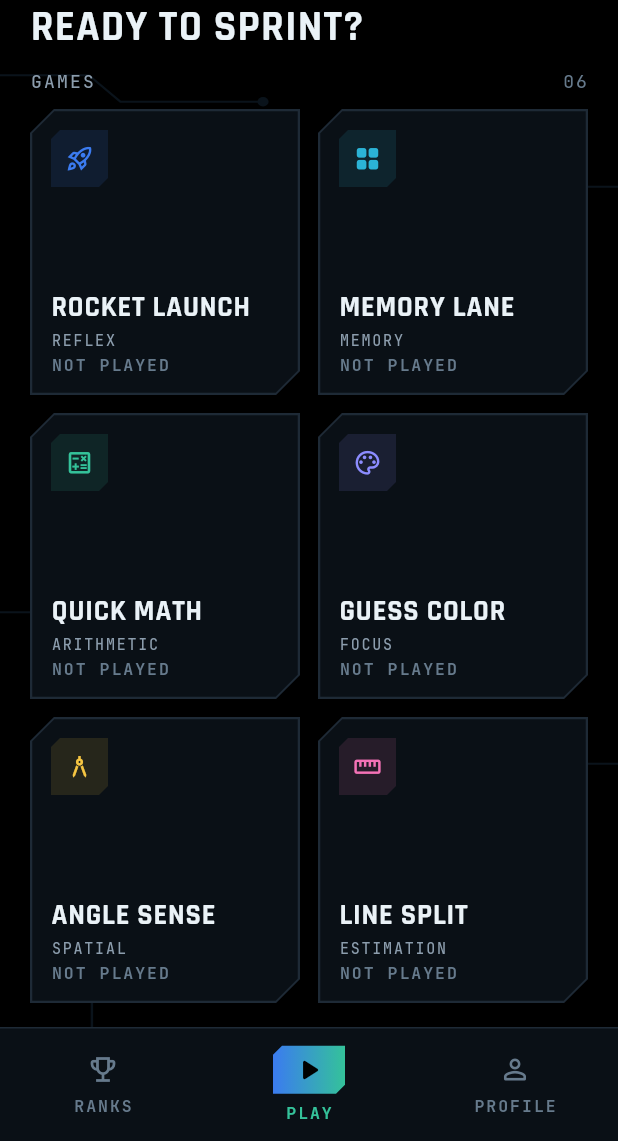
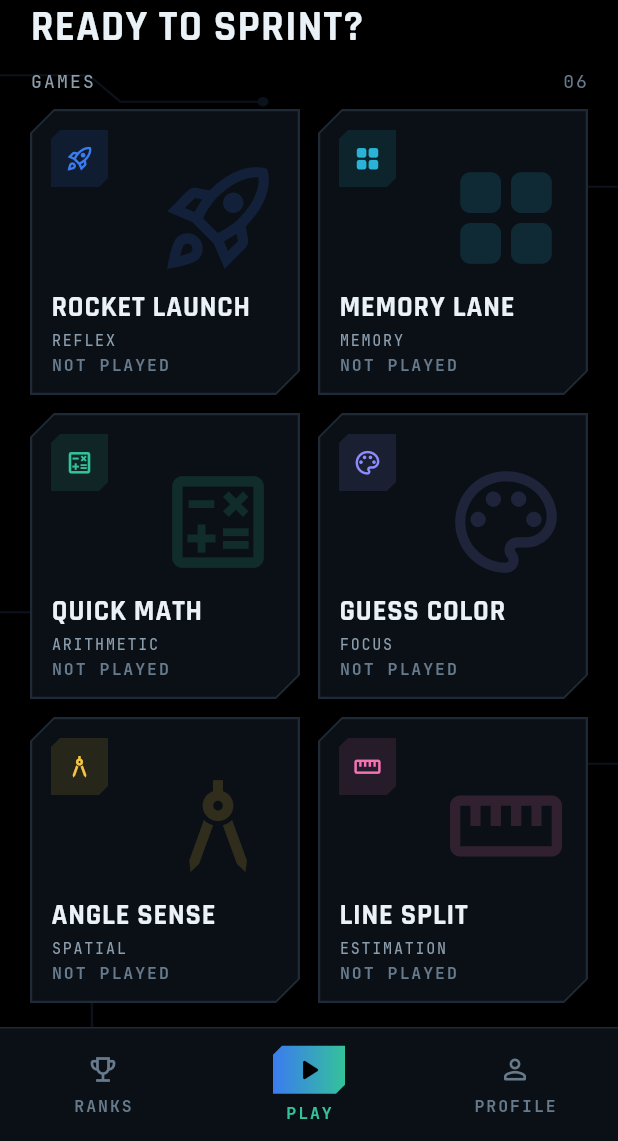
Before and after one commit to TRUPALIX9/logic-sprint, a Flutter app: the screen it shows after launch, on a phone screen of 412 x 824 dp, the part 95-1236 px from its top. Run offline on Flutter 3.47's test engine with Material 3 defaults, Android fonts, the phone set to English and light mode, and no system bars; our stand-ins replace clock, connectivity_plus, google_mobile_ads, just_audio, package_info_plus, share_plus and 2 more; missing offline and left inert: audio_session; accounts and stored records are empty; network calls fail.

Commit message:
Walkthrough fixes: fuller Home cards, Best 0 once played, next-run tip on Game Over, Sprint Score unlock hint
Co-Authored-By: Claude Opus 5.5 <noreply@anthropic.com>

```diff
--- a/lib/models/game.dart
+++ b/lib/models/game.dart
@@ -97,6 +97,16 @@ enum GameId {
       'Touch the line where the number falls: ½, then ⅓, ⅜, 0.43… Slide to adjust and let go to answer. Close enough keeps you going. You have 2 shields: each miss breaks one.',
   };
 
+  /// One short pointer for the next run, shown on the Game Over card.
+  String get tip => switch (this) {
+    rocketLaunch => 'Small moves: drag a little and keep to open space.',
+    memoryLane => 'Say the order to yourself as the tiles light up.',
+    quickMath => 'Accuracy beats speed: one wrong answer ends the run.',
+    guessColor => 'Check COLOR or TEXT at the top before every tap.',
+    angleSense => 'Picture 90° first, then judge the angle from it.',
+    lineSplit => 'Find the middle first, then split from there.',
+  };
+
   /// How a ramp game escalates; null for games with difficulty levels.
   String? get rampNote => switch (this) {
     rocketLaunch => 'Gets faster as you go',
--- a/lib/screens/home_tab.dart
+++ b/lib/screens/home_tab.dart
@@ -198,6 +198,9 @@ class _GameGridState extends State<_GameGrid> {
                                   Expanded(
                                     child: _GameCard(
                                       game: game,
+                                      played: Difficulty.values.any(
+                                        (d) => app.plays(game, d) > 0,
+                                      ),
                                       best: Difficulty.values
                                           .map((d) => app.best(game, d))
                                           .reduce(math.max),
@@ -374,10 +377,17 @@ class _JumpBackIn extends StatelessWidget {
 }
 
 class _GameCard extends StatelessWidget {
-  const _GameCard({required this.game, required this.best});
+  const _GameCard({
+    required this.game,
+    required this.best,
+    required this.played,
+  });
 
   final GameId game;
   final int best;
+
+  /// At least one run finished (a best of 0 still counts as played).
+  final bool played;
 
   @override
   Widget build(BuildContext context) {
@@ -385,7 +395,37 @@ class _GameCard extends StatelessWidget {
       cut: Cut.lg,
       padding: const EdgeInsets.all(14),
       onTap: () => showGameSheet(context, game),
-      child: Column(
+      child: Stack(
+        children: [
+          // A large, faint copy of the game's icon fills the space the
+          // card gets on tall phones; it shrinks away on short ones.
+          Positioned.fill(
+            child: LayoutBuilder(
+              builder: (context, box) {
+                final size = math.min(box.maxHeight * 0.5, 84.0);
+                return size < 40
+                    ? const SizedBox.shrink()
+                    : Align(
+                        alignment: const Alignment(1, -0.55),
+                        child: ExcludeSemantics(
+                          child: Icon(
+                            game.icon,
+                            size: size,
+                            color: game.accent.withValues(alpha: 0.16),
+                          ),
+                        ),
+                      );
+              },
+            ),
+          ),
+          _cardText(),
+        ],
+      ),
+    );
+  }
+
+  Widget _cardText() {
+    return Column(
       crossAxisAlignment: CrossAxisAlignment.start,
       children: [
         // Compact enough that all six games fit above the pinned
@@ -397,13 +437,12 @@ class _GameCard extends StatelessWidget {
         MonoLabel(game.skill, size: 10),
         const SizedBox(height: 4),
         MonoLabel(
-            best > 0 ? 'Best $best' : 'Not played',
+          best > 0 || played ? 'Best $best' : 'Not played',
           size: 11,
           weight: FontWeight.w700,
           color: best > 0 ? game.accent : LS.dim,
         ),
       ],
-      ),
     );
   }
 }
--- a/lib/screens/profile/stat_text.dart
+++ b/lib/screens/profile/stat_text.dart
@@ -64,7 +64,7 @@ class BestText extends StatelessWidget {
 /// Play counts are hidden for now (kept in [GameStat.runs]).
 String gameMeta(GameStat stat, {bool withTime = true}) {
   if (!stat.hasBest) {
-    return stat.runs == 0 ? 'Not played yet' : 'No score yet';
+    return stat.runs == 0 ? 'Not played yet' : 'Played · best 0';
   }
   final difficulty = stat.difficulty;
   final rank = stat.rank;
--- a/lib/screens/profile_tab.dart
+++ b/lib/screens/profile_tab.dart
@@ -37,7 +37,7 @@ class ProfileTab extends StatelessWidget {
         const SizedBox(height: 16),
         _NameRow(stats: stats),
         const SizedBox(height: 14),
-        _ScoreTile(top: stats.sprintTop),
+        _ScoreTile(top: stats.sprintTop, hint: stats.sprintHint),
         const SizedBox(height: 22),
         const MonoLabel('Your bests'),
         const SizedBox(height: 10),
@@ -145,9 +145,10 @@ class _NameRow extends StatelessWidget {
 
 /// The Sprint Score gauge on its own full-width panel.
 class _ScoreTile extends StatelessWidget {
-  const _ScoreTile({required this.top});
+  const _ScoreTile({required this.top, required this.hint});
 
   final int? top;
+  final String hint;
 
   @override
   Widget build(BuildContext context) {
@@ -159,6 +160,7 @@ class _ScoreTile extends StatelessWidget {
         builder: (context, constraints) => Center(
           child: SprintGauge(
             top: top,
+            hint: hint,
             diameter: constraints.maxWidth.clamp(0, 220).toDouble(),
           ),
         ),
```
Also changed, not shown: lib/models/profile_stats.dart (+18 -0 lines), lib/screens/result_screen.dart (+19 -0 lines), lib/ui/sprint_gauge.dart (+6 -2 lines), 2 other files. Lines whose indentation alone changed are shown as unchanged.
